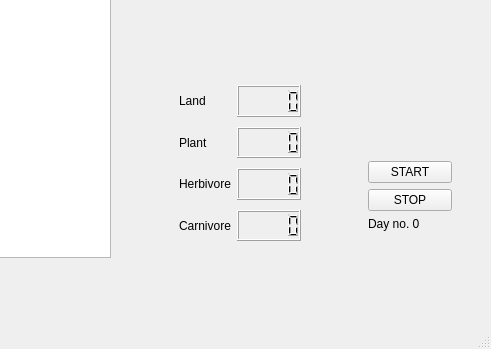
First picture: the form in mainwindow.ui, repository Climberwis/LgoEV_QT, before the edit; both pictures show x 309 to 800 and y 251 to 600 of the 800 by 600 pixel window.
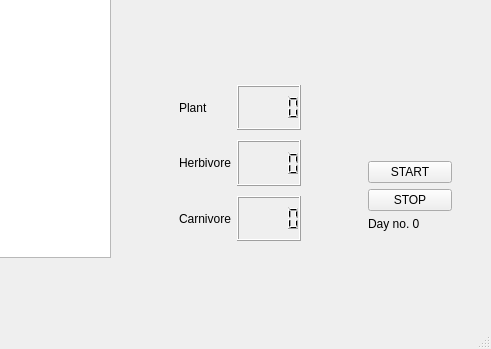
Second picture: the form after the edit.

```diff
--- a/mainwindow.ui
+++ b/mainwindow.ui
@@ -96,13 +96,6 @@
              </property>
             </spacer>
            </item>
-           <item>
-            <widget class="QLabel" name="land_label">
-             <property name="text">
-              <string>Land</string>
-             </property>
-            </widget>
-           </item>
            <item>
             <widget class="QLabel" name="plant_label">
              <property name="text">
@@ -169,9 +162,6 @@
              </property>
             </spacer>
            </item>
-           <item>
-            <widget class="QLCDNumber" name="land_number"/>
-           </item>
            <item>
             <widget class="QLCDNumber" name="plant_number"/>
            </item>
```
